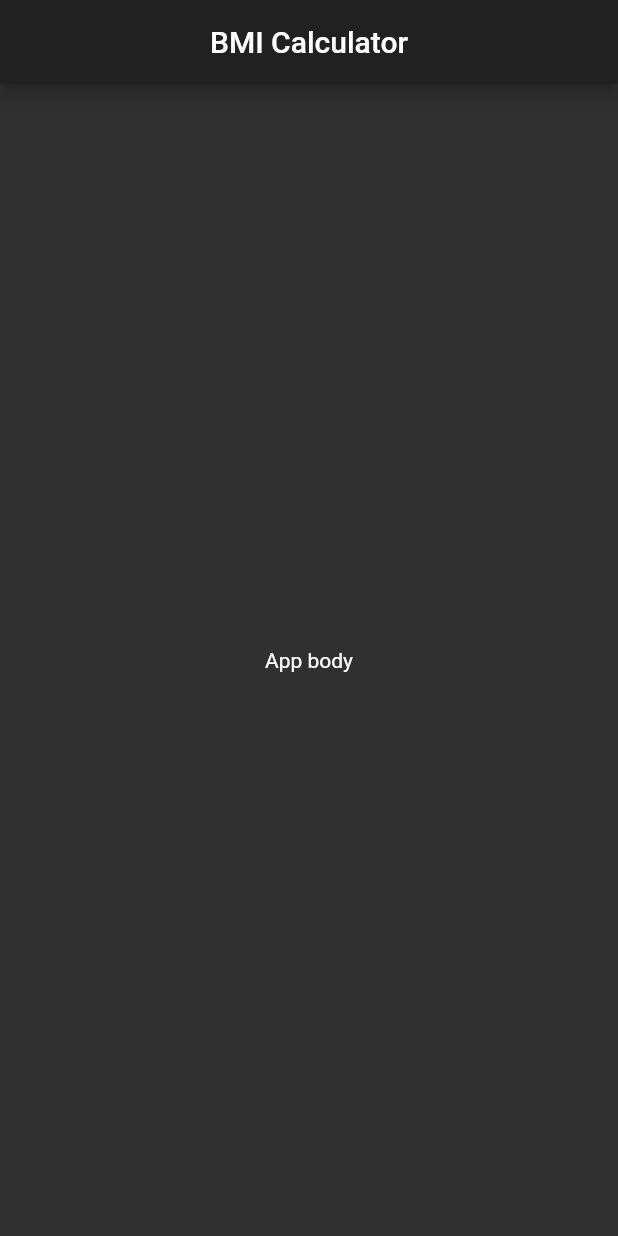
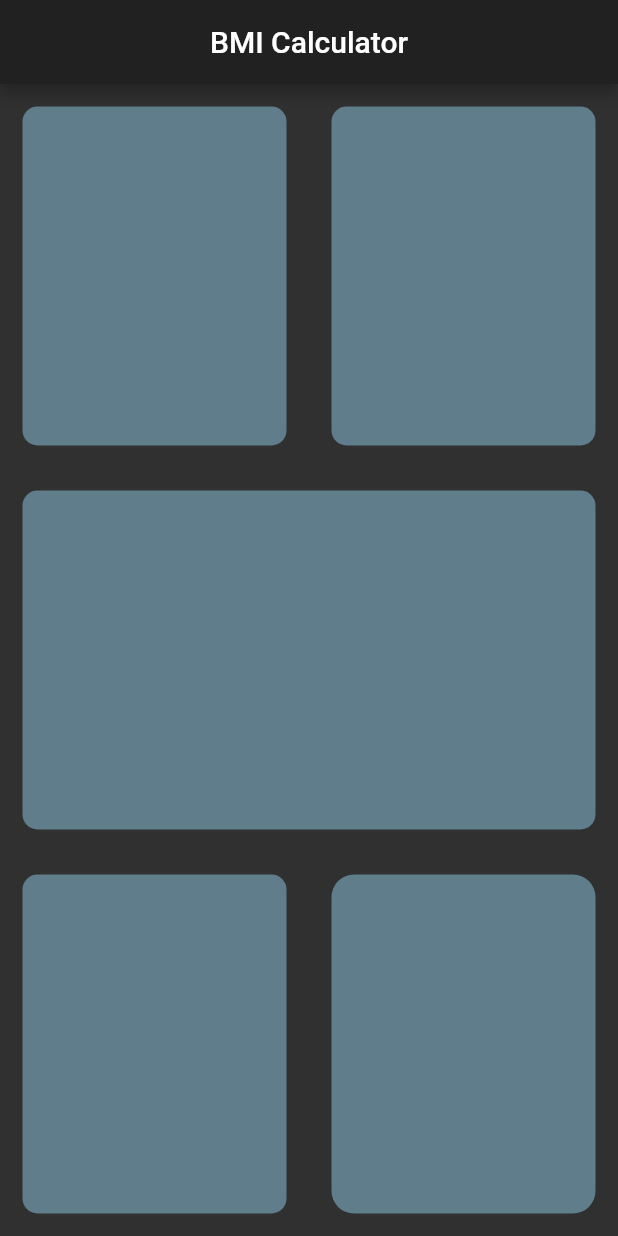
Before and after one commit to tchorzewski1991/bmi_calc, a Flutter app: the screen it shows after launch, on a phone screen of 412 x 824 dp. Run offline on Flutter 3.47's test engine with Material 2 defaults, Android fonts, the phone set to English and light mode, and no system bars.

Commit message:
Scaffold main sections of the home page

```diff
--- a/lib/pages/home.dart
+++ b/lib/pages/home.dart
@@ -13,8 +13,74 @@ class _HomeState extends State<Home> {
         title: Text('BMI Calculator'),
         centerTitle: true,
       ),
-      body: Center(
-        child: Text('App body'),
+      body: SafeArea(
+        child: Column(
+          children: [
+            Expanded(
+              child: Row(
+                children: [
+                  Expanded(
+                    child: Container(
+                      margin: EdgeInsets.all(15.0),
+                      decoration: BoxDecoration(
+                        color: Colors.blueGrey,
+                        borderRadius: BorderRadius.circular(10.0),
+                      ),
+                    ),
+                  ),
+                  Expanded(
+                    child: Container(
+                      margin: EdgeInsets.all(15.0),
+                      decoration: BoxDecoration(
+                        color: Colors.blueGrey,
+                        borderRadius: BorderRadius.circular(10.0),
+                      ),
+                    ),
+                  ),
+                ],
+              ),
+            ),
+            Expanded(
+              child: Row(
+                children: [
+                  Expanded(
+                    child: Container(
+                      margin: EdgeInsets.all(15.0),
+                      decoration: BoxDecoration(
+                        color: Colors.blueGrey,
+                        borderRadius: BorderRadius.circular(10.0),
+                      ),
+                    ),
+                  )
+                ],
+              ),
+            ),
+            Expanded(
+              child: Row(
+                children: [
+                  Expanded(
+                    child: Container(
+                      margin: EdgeInsets.all(15.0),
+                      decoration: BoxDecoration(
+                        color: Colors.blueGrey,
+                        borderRadius: BorderRadius.circular(10.0),
+                      ),
+                    ),
+                  ),
+                  Expanded(
+                    child: Container(
+                      margin: EdgeInsets.all(15.0),
+                      decoration: BoxDecoration(
+                        color: Colors.blueGrey,
+                        borderRadius: BorderRadius.circular(15.0),
+                      ),
+                    ),
+                  ),
+                ],
+              ),
+            ),
+          ],
+        ),
       ),
     );
   }
```
